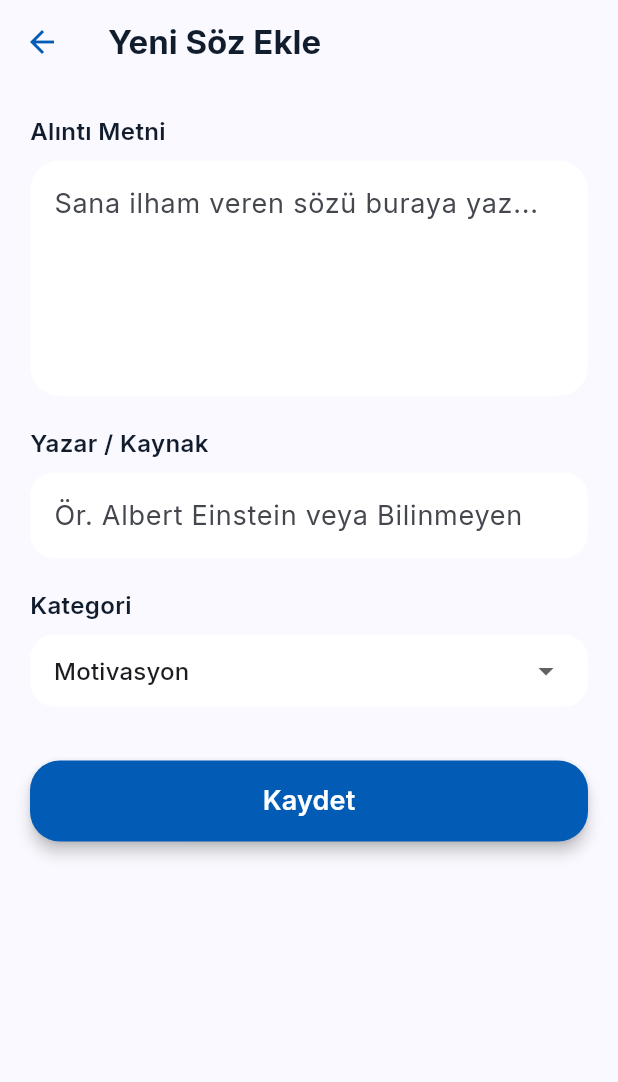
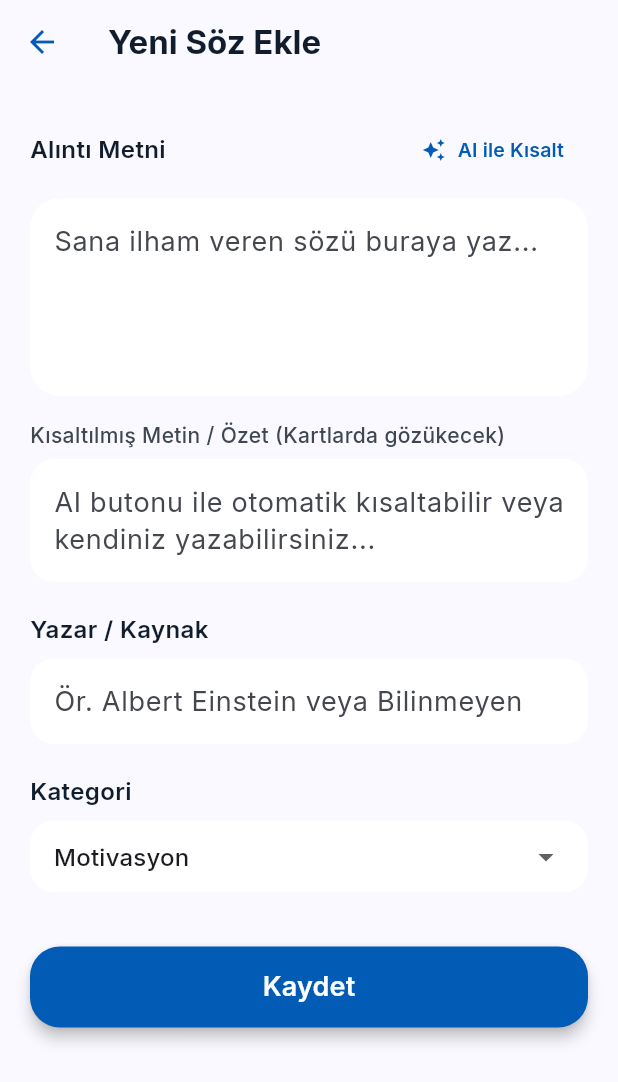
Before and after one commit to zehratuncer/BEYourself-Project, a Flutter app: the QuoteFormPage screen opened directly, on a phone screen of 412 x 824 dp. Shown: the top 1082 px of the screen. Run offline on Flutter 3.47's test engine with Material 3 defaults, Android fonts, the phone set to English and light mode, and no system bars; our stand-ins replace flutter_riverpod, google_fonts.

Commit message:
yeni alıntı ekle kısmına ai entegre edildi

```diff
--- a/be_yourself/lib/features/home/presentation/pages/home_page.dart
+++ b/be_yourself/lib/features/home/presentation/pages/home_page.dart
@@ -155,7 +155,7 @@ class HomePage extends ConsumerWidget {
                         ),
                         const SizedBox(height: 14),
                         Text(
-                          '"${quoteOfDay.text}"',
+                          '"${quoteOfDay.displayText}"',
                           style: const TextStyle(
                             fontSize: 20,
                             fontWeight: FontWeight.w600,
--- a/be_yourself/lib/features/home/presentation/widgets/quote_card.dart
+++ b/be_yourself/lib/features/home/presentation/widgets/quote_card.dart
@@ -38,7 +38,7 @@ class QuoteCard extends ConsumerWidget {
           mainAxisAlignment: MainAxisAlignment.spaceBetween,
           children: [
             Text(
-              '"${quote.text}"',
+              '"${quote.displayText}"',
               style: const TextStyle(
                 fontSize: 16,
                 fontWeight: FontWeight.w400,
--- a/be_yourself/lib/features/quote/domain/entities/quote.dart
+++ b/be_yourself/lib/features/quote/domain/entities/quote.dart
@@ -7,6 +7,7 @@ class Quote {
     required this.createdAt,
     this.isFavorite = false,
     this.mediaUrl,
+    this.shortText,
   });
 
   final String id;
@@ -16,6 +17,10 @@ class Quote {
   final DateTime createdAt;
   final bool isFavorite;
   final String? mediaUrl;
+  final String? shortText;
+
+  String get displayText =>
+      (shortText != null && shortText!.isNotEmpty) ? shortText! : text;
 
   Quote copyWith({
     String? id,
@@ -25,6 +30,7 @@ class Quote {
     DateTime? createdAt,
     bool? isFavorite,
     String? mediaUrl,
+    String? shortText,
   }) {
     return Quote(
       id: id ?? this.id,
@@ -34,6 +40,7 @@ class Quote {
       createdAt: createdAt ?? this.createdAt,
       isFavorite: isFavorite ?? this.isFavorite,
       mediaUrl: mediaUrl ?? this.mediaUrl,
+      shortText: shortText ?? this.shortText,
     );
   }
 }
--- a/be_yourself/lib/features/quote/presentation/pages/quote_form_page.dart
+++ b/be_yourself/lib/features/quote/presentation/pages/quote_form_page.dart
@@ -17,14 +17,18 @@ class QuoteFormPage extends ConsumerStatefulWidget {
 
 class _QuoteFormPageState extends ConsumerState<QuoteFormPage> {
   late final TextEditingController _textController;
+  late final TextEditingController _shortTextController;
   late final TextEditingController _authorController;
   late String _selectedCategory;
+  bool _isSummarizing = false;
 
   @override
   void initState() {
     super.initState();
     _textController =
         TextEditingController(text: widget.initialQuote?.text ?? '');
+    _shortTextController =
+        TextEditingController(text: widget.initialQuote?.shortText ?? '');
     _authorController =
         TextEditingController(text: widget.initialQuote?.author ?? '');
     _selectedCategory = widget.initialQuote?.categoryName ?? 'Motivasyon';
@@ -33,12 +37,54 @@ class _QuoteFormPageState extends ConsumerState<QuoteFormPage> {
   @override
   void dispose() {
     _textController.dispose();
+    _shortTextController.dispose();
     _authorController.dispose();
     super.dispose();
   }
 
+  Future<void> _generateAiSummary() async {
+    final originalText = _textController.text.trim();
+    if (originalText.isEmpty) {
+      ScaffoldMessenger.of(context).showSnackBar(
+        const SnackBar(
+          content: Text('Lütfen önce özetlenecek bir alıntı metni girin.'),
+        ),
+      );
+      return;
+    }
+
+    setState(() => _isSummarizing = true);
+
+    // AI Özetleme Simülasyonu / İşlemi
+    await Future.delayed(const Duration(milliseconds: 600));
+
+    String summary = originalText;
+    if (originalText.contains(',') && originalText.length > 50) {
+      summary = '${originalText.split(',').first}...';
+    } else if (originalText.contains('.') && originalText.length > 50) {
+      summary = '${originalText.split('.').first}.';
+    } else if (originalText.length > 60) {
+      summary = '${originalText.substring(0, 55).trim()}...';
+    }
+
+    setState(() {
+      _shortTextController.text = summary;
+      _isSummarizing = false;
+    });
+
+    if (mounted) {
+      ScaffoldMessenger.of(context).showSnackBar(
+        const SnackBar(
+          content: Text('✨ Alıntı AI ile başarıyla özetlendi!'),
+          backgroundColor: AppColors.primaryBlue,
+        ),
+      );
+    }
+  }
+
   void _saveQuote() {
     final text = _textController.text.trim();
+    final shortText = _shortTextController.text.trim();
     final author = _authorController.text.trim().isEmpty
         ? 'Bilinmeyen'
         : _authorController.text.trim();
@@ -53,6 +99,7 @@ class _QuoteFormPageState extends ConsumerState<QuoteFormPage> {
     if (widget.initialQuote != null) {
       final updated = widget.initialQuote!.copyWith(
         text: text,
+        shortText: shortText.isNotEmpty ? shortText : null,
         author: author,
         categoryName: _selectedCategory,
       );
@@ -61,6 +108,7 @@ class _QuoteFormPageState extends ConsumerState<QuoteFormPage> {
       final newQuote = Quote(
         id: DateTime.now().millisecondsSinceEpoch.toString(),
         text: text,
+        shortText: shortText.isNotEmpty ? shortText : null,
         author: author,
         categoryName: _selectedCategory,
         createdAt: DateTime.now(),
@@ -96,6 +144,9 @@ class _QuoteFormPageState extends ConsumerState<QuoteFormPage> {
           child: Column(
             crossAxisAlignment: CrossAxisAlignment.start,
             children: [
+              Row(
+                mainAxisAlignment: MainAxisAlignment.spaceBetween,
+                children: [
                   const Text(
                     'Alıntı Metni',
                     style: TextStyle(
@@ -104,16 +155,61 @@ class _QuoteFormPageState extends ConsumerState<QuoteFormPage> {
                       color: Color(0xFF111C2D),
                     ),
                   ),
+                  TextButton.icon(
+                    onPressed: _isSummarizing ? null : _generateAiSummary,
+                    icon: _isSummarizing
+                        ? const SizedBox(
+                            width: 14,
+                            height: 14,
+                            child: CircularProgressIndicator(strokeWidth: 2),
+                          )
+                        : const Icon(Icons.auto_awesome,
+                            size: 16, color: AppColors.primaryBlue),
+                    label: Text(
+                      _isSummarizing ? 'Kısaltılıyor...' : 'AI ile Kısalt',
+                      style: const TextStyle(
+                        fontSize: 13,
+                        color: AppColors.primaryBlue,
+                        fontWeight: FontWeight.w600,
+                      ),
+                    ),
+                  ),
+                ],
+              ),
               const SizedBox(height: 8),
               TextField(
                 controller: _textController,
-                maxLines: 5,
+                maxLines: 4,
                 decoration: InputDecoration(
                   hintText: 'Sana ilham veren sözü buraya yaz...',
                   filled: true,
                   fillColor: Colors.white,
                   border: OutlineInputBorder(
                     borderRadius: BorderRadius.circular(20),
+                    borderSide: BorderSide.none,
+                  ),
+                ),
+              ),
+              const SizedBox(height: 16),
+              const Text(
+                'Kısaltılmış Metin / Özet (Kartlarda gözükecek)',
+                style: TextStyle(
+                  fontSize: 14,
+                  fontWeight: FontWeight.w500,
+                  color: Color(0xFF414751),
+                ),
+              ),
+              const SizedBox(height: 6),
+              TextField(
+                controller: _shortTextController,
+                maxLines: 2,
+                decoration: InputDecoration(
+                  hintText:
+                      'AI butonu ile otomatik kısaltabilir veya kendiniz yazabilirsiniz...',
+                  filled: true,
+                  fillColor: Colors.white,
+                  border: OutlineInputBorder(
+                    borderRadius: BorderRadius.circular(16),
                     borderSide: BorderSide.none,
                   ),
                 ),
```
Lines whose indentation alone changed are shown as unchanged.
